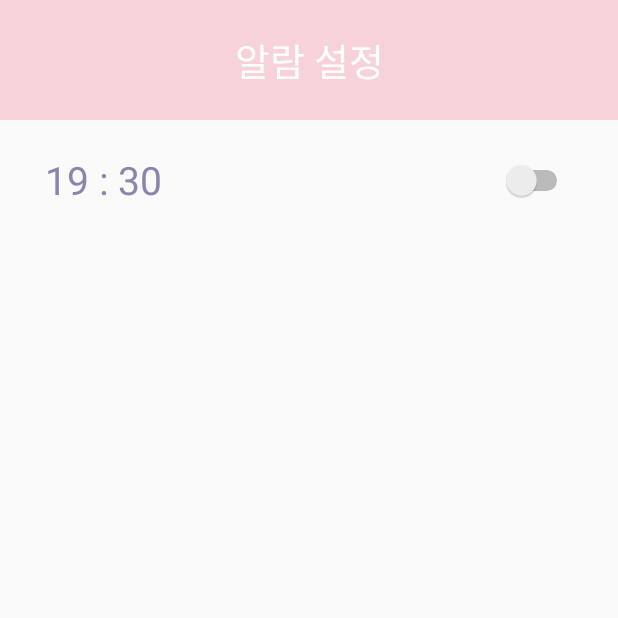
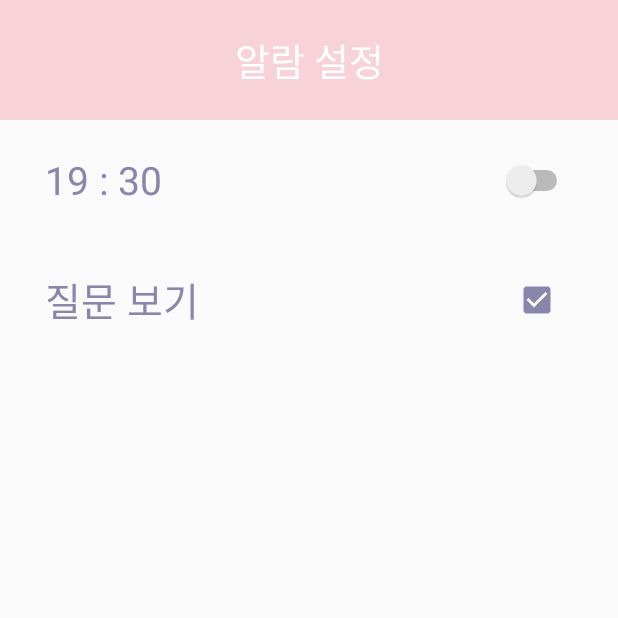
Before and after one commit to rangkim/DiaryApp, an Android app: the SettingActivity screen opened directly, with no data from a screen before it, on a phone screen of 412 x 824 dp, the top half of it. Run offline under Robolectric (Android 15) with nearby library versions, the phone set to English and light mode, and no system bars.

Commit message:
질문 영역 visible / gone 코드 추가

```diff
--- a/app/src/main/java/com/example/diaryapp/activity/SettingActivity.java
+++ b/app/src/main/java/com/example/diaryapp/activity/SettingActivity.java
@@ -5,6 +5,7 @@ import android.app.TimePickerDialog;
 import android.os.Bundle;
 import android.util.Log;
 import android.view.View;
+import android.widget.CheckBox;
 import android.widget.CompoundButton;
 import android.widget.Switch;
 import android.widget.TextView;
@@ -21,6 +22,7 @@ public class SettingActivity extends Activity {
 
     private TextView alarmTime;
     private Switch alarmSwitch;
+    private CheckBox questionCheckBox;
 
     @Override
     protected void onCreate(Bundle savedIntanceState){
@@ -46,12 +48,16 @@ public class SettingActivity extends Activity {
             }
         });
 
+        questionCheckBox = (CheckBox) findViewById(R.id.questionCheck);
+
+
         setData();
     }
 
     private void setData() {
         alarmTime.setText(SharedPreferencesApi.getAlarmHour(this) + " : " + SharedPreferencesApi.getAlarmMin(this));
         alarmSwitch.setChecked(SharedPreferencesApi.isAlarm(this));
+        questionCheckBox.setChecked(SharedPreferencesApi.isQuestion(this));
     }
 
     public void setTime(View v) {
@@ -75,4 +81,9 @@ public class SettingActivity extends Activity {
         mTimePicker.setTitle("Select Time");
         mTimePicker.show();
     }
+
+    public void onCheckboxClicked(View view) {
+        boolean checked = ((CheckBox) view).isChecked();
+        SharedPreferencesApi.setIsQuestion(this, checked);
+    }
 }
--- a/app/src/main/java/com/example/diaryapp/activity/ShowDiaryActivity.java
+++ b/app/src/main/java/com/example/diaryapp/activity/ShowDiaryActivity.java
@@ -21,6 +21,7 @@ import android.text.TextUtils;
 import android.view.View;
 import android.widget.DatePicker;
 import android.widget.EditText;
+import android.widget.FrameLayout;
 import android.widget.ImageView;
 import android.widget.TextView;
 import android.widget.Toast;
@@ -30,6 +31,7 @@ import com.bumptech.glide.request.RequestOptions;
 import com.example.diaryapp.R;
 import com.example.diaryapp.db.DBHelper;
 import com.example.diaryapp.db.QuestionList;
+import com.example.diaryapp.db.SharedPreferencesApi;
 import com.example.diaryapp.model.DiaryData;
 import com.example.diaryapp.util.DateUtil;
 
@@ -44,6 +46,7 @@ public class ShowDiaryActivity extends Activity implements DatePickerDialog.OnDa
     private String MMdd = "";
     private String MMddDot = "";
 
+    private FrameLayout questionLayout;
     private TextView dateText;
     private TextView questionText;
 
@@ -73,6 +76,7 @@ public class ShowDiaryActivity extends Activity implements DatePickerDialog.OnDa
         super.onCreate(savedInstanceState);
         setContentView(R.layout.activity_show_diary);
 
+        questionLayout = (FrameLayout) findViewById(R.id.questionLayout);
         dateText = (TextView) findViewById(R.id.dateText);
         questionText = (TextView) findViewById(R.id.questionText);
 
@@ -104,6 +108,7 @@ public class ShowDiaryActivity extends Activity implements DatePickerDialog.OnDa
         super.onStart();
 
         setAllDate();
+        questionLayout.setVisibility(SharedPreferencesApi.isQuestion(this) ? View.VISIBLE : View.GONE);
     }
 
     private void setAllDate() { //날짜값들 TextView에 입력
--- a/app/src/main/java/com/example/diaryapp/db/SharedPreferencesApi.java
+++ b/app/src/main/java/com/example/diaryapp/db/SharedPreferencesApi.java
@@ -10,6 +10,7 @@ public class SharedPreferencesApi {
     private static String KEY_IS_ALARM = "KEY_IS_ALARM";
     private static String KEY_ALARM_HOUR = "KEY_ALARM_HOUR";
     private static String KEY_ALARM_MIN = "KEY_ALARM_MIN";
+    private static String KEY_IS_QUESTION = "KEY_IS_QUESTION";
 
     private static SharedPreferences mPref;
 
@@ -53,4 +54,15 @@ public class SharedPreferencesApi {
         return getPrefEditor(context).getInt(KEY_ALARM_MIN, 30);
     }
 
+    public static void setIsQuestion(Context context, boolean isQuestion) {
+        getPrefEditor(context).
+                edit()
+                .putBoolean(KEY_IS_QUESTION, isQuestion)
+                .apply();
+    }
+
+    public static boolean isQuestion(Context context) {
+        return getPrefEditor(context).getBoolean(KEY_IS_QUESTION, true);
+    }
+
 }
--- a/app/src/main/res/layout/activity_setting.xml
+++ b/app/src/main/res/layout/activity_setting.xml
@@ -25,6 +25,7 @@
     </FrameLayout>
 
     <FrameLayout
+        android:id="@+id/alarmLayout"
         android:layout_width="match_parent"
         android:layout_height="80dp"
         android:clickable="true"
@@ -53,5 +54,35 @@
 
     </FrameLayout>
 
+    <FrameLayout
+        android:layout_width="match_parent"
+        android:layout_height="80dp"
+        android:clickable="true"
+        android:onClick="setTime"
+        app:layout_constraintTop_toBottomOf="@+id/alarmLayout"
+        >
+
+        <TextView
+            android:id="@+id/questionText"
+            android:layout_width="wrap_content"
+            android:layout_height="wrap_content"
+            android:textSize="26dp"
+            android:textColor="#8A85AB"
+            android:layout_gravity="center_vertical|start"
+            android:text="질문 보기"
+            android:layout_marginStart="30dp"
+            />
+
+        <CheckBox
+            android:id="@+id/questionCheck"
+            android:layout_width="40dp"
+            android:layout_height="40dp"
+            android:layout_gravity="center_vertical|end"
+            android:layout_marginEnd="30dp"
+            android:gravity="center"
+            android:onClick="onCheckboxClicked"
+            />
+
+    </FrameLayout>
 
 </android.support.constraint.ConstraintLayout>
--- a/app/src/main/res/layout/activity_show_diary.xml
+++ b/app/src/main/res/layout/activity_show_diary.xml
@@ -68,7 +68,6 @@
         android:layout_height="100dp"
         android:background="#F7D2D8"
         android:clickable="true"
-        android:onClick="goSetting"
         app:layout_constraintTop_toBottomOf="@+id/selectDateLayout"
         >
 
```
